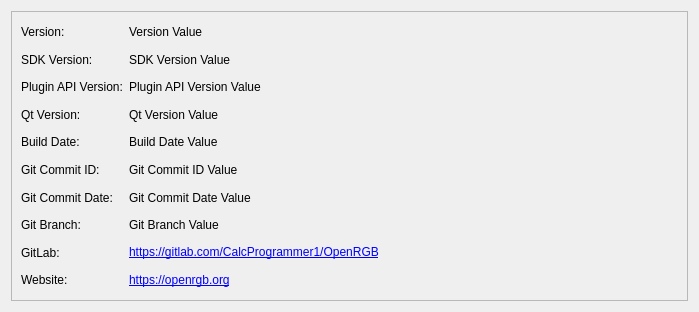
First picture: the form in qt/OpenRGBSoftwareInfoPage/OpenRGBSoftwareInfoPage.ui, repository CalcProgrammer1/OpenRGB, before the edit.
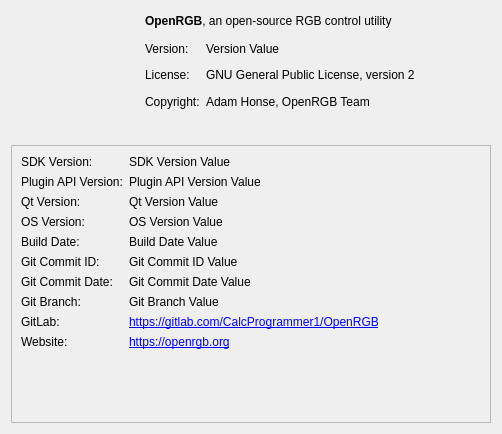
Second picture: the form after the edit. Icons and pictures are not drawn.

Commit message: Improved About page

Diff of the .ui file:
```diff
--- a/qt/OpenRGBSoftwareInfoPage/OpenRGBSoftwareInfoPage.ui
+++ b/qt/OpenRGBSoftwareInfoPage/OpenRGBSoftwareInfoPage.ui
@@ -6,8 +6,8 @@
    <rect>
     <x>0</x>
     <y>0</y>
-    <width>699</width>
-    <height>312</height>
+    <width>502</width>
+    <height>434</height>
    </rect>
   </property>
   <property name="windowTitle">
@@ -23,7 +23,7 @@
    <enum>QFrame::Sunken</enum>
   </property>
   <layout class="QGridLayout" name="gridLayout" columnstretch="0">
-   <item row="0" column="0">
+   <item row="2" column="0">
     <widget class="QFrame" name="SoftwareInfoFrame">
      <property name="autoFillBackground">
       <bool>true</bool>
@@ -35,28 +35,103 @@
       <enum>QFrame::Sunken</enum>
      </property>
      <layout class="QGridLayout" name="gridLayout_2" columnstretch="0,1">
-      <item row="2" column="1">
-       <widget class="QLabel" name="PluginAPIVersionValue">
-        <property name="text">
-         <string notr="true">Plugin API Version Value</string>
-        </property>
-       </widget>
-      </item>
       <item row="6" column="1">
+       <widget class="QLabel" name="BuildDateValue">
+        <property name="text">
+         <string notr="true">Build Date Value</string>
+        </property>
+       </widget>
+      </item>
+      <item row="8" column="1">
        <widget class="QLabel" name="GitCommitDateValue">
         <property name="text">
          <string notr="true">Git Commit Date Value</string>
         </property>
        </widget>
       </item>
+      <item row="10" column="1">
+       <widget class="QLabel" name="GitlabLinkValue">
+        <property name="text">
+         <string>&lt;a href=&quot;https://gitlab.com/CalcProgrammer1/OpenRGB&quot;&gt;https://gitlab.com/CalcProgrammer1/OpenRGB&lt;/a&gt;</string>
+        </property>
+        <property name="textFormat">
+         <enum>Qt::RichText</enum>
+        </property>
+        <property name="openExternalLinks">
+         <bool>true</bool>
+        </property>
+       </widget>
+      </item>
+      <item row="2" column="0">
+       <widget class="QLabel" name="SDKVersionLabel">
+        <property name="text">
+         <string>SDK Version:</string>
+        </property>
+       </widget>
+      </item>
+      <item row="12" column="0">
+       <spacer name="verticalSpacer">
+        <property name="orientation">
+         <enum>Qt::Vertical</enum>
+        </property>
+        <property name="sizeHint" stdset="0">
+         <size>
+          <width>20</width>
+          <height>40</height>
+         </size>
+        </property>
+       </spacer>
+      </item>
+      <item row="11" column="0">
+       <widget class="QLabel" name="WebsiteLinkLabel">
+        <property name="text">
+         <string>Website:</string>
+        </property>
+       </widget>
+      </item>
       <item row="6" column="0">
+       <widget class="QLabel" name="BuildDateLabel">
+        <property name="text">
+         <string>Build Date:</string>
+        </property>
+       </widget>
+      </item>
+      <item row="7" column="0">
+       <widget class="QLabel" name="GitCommitIDLabel">
+        <property name="text">
+         <string>Git Commit ID:</string>
+        </property>
+       </widget>
+      </item>
+      <item row="8" column="0">
        <widget class="QLabel" name="GitCommitDateLabel">
         <property name="text">
          <string>Git Commit Date:</string>
         </property>
        </widget>
       </item>
+      <item row="4" column="1">
+       <widget class="QLabel" name="QtVersionValue">
+        <property name="text">
+         <string>Qt Version Value</string>
+        </property>
+       </widget>
+      </item>
+      <item row="10" column="0">
+       <widget class="QLabel" name="GitlabLinkLabel">
+        <property name="text">
+         <string>GitLab:</string>
+        </property>
+       </widget>
+      </item>
       <item row="9" column="1">
+       <widget class="QLabel" name="GitBranchValue">
+        <property name="text">
+         <string notr="true">Git Branch Value</string>
+        </property>
+       </widget>
+      </item>
+      <item row="11" column="1">
        <widget class="QLabel" name="WebsiteLinkValue">
         <property name="text">
          <string>&lt;a href=&quot;https://openrgb.org&quot;&gt;https://openrgb.org&lt;/a&gt;</string>
@@ -69,76 +144,14 @@
         </property>
        </widget>
       </item>
-      <item row="0" column="1">
-       <widget class="QLabel" name="VersionValue">
+      <item row="3" column="1">
+       <widget class="QLabel" name="PluginAPIVersionValue">
         <property name="text">
-         <string notr="true">Version Value</string>
-        </property>
-       </widget>
-      </item>
-      <item row="3" column="0">
-       <widget class="QLabel" name="QtVersionLabel">
-        <property name="text">
-         <string>Qt Version:</string>
-        </property>
-       </widget>
-      </item>
-      <item row="4" column="1">
-       <widget class="QLabel" name="BuildDateValue">
-        <property name="text">
-         <string notr="true">Build Date Value</string>
-        </property>
-       </widget>
-      </item>
-      <item row="7" column="0">
-       <widget class="QLabel" name="GitBranchLabel">
-        <property name="text">
-         <string>Git Branch:</string>
-        </property>
-       </widget>
-      </item>
-      <item row="2" column="0">
-       <widget class="QLabel" name="PluginAPIVersionLabel">
-        <property name="text">
-         <string>Plugin API Version:</string>
-        </property>
-       </widget>
-      </item>
-      <item row="4" column="0">
-       <widget class="QLabel" name="BuildDateLabel">
-        <property name="text">
-         <string>Build Date:</string>
-        </property>
-       </widget>
-      </item>
-      <item row="8" column="1">
-       <widget class="QLabel" name="GitlabLinkValue">
-        <property name="text">
-         <string>&lt;a href=&quot;https://gitlab.com/CalcProgrammer1/OpenRGB&quot;&gt;https://gitlab.com/CalcProgrammer1/OpenRGB&lt;/a&gt;</string>
-        </property>
-        <property name="textFormat">
-         <enum>Qt::RichText</enum>
-        </property>
-        <property name="openExternalLinks">
-         <bool>true</bool>
+         <string notr="true">Plugin API Version Value</string>
         </property>
        </widget>
       </item>
       <item row="7" column="1">
-       <widget class="QLabel" name="GitBranchValue">
-        <property name="text">
-         <string notr="true">Git Branch Value</string>
-        </property>
-       </widget>
-      </item>
-      <item row="1" column="1">
-       <widget class="QLabel" name="SDKVersionValue">
-        <property name="text">
-         <string notr="true">SDK Version Value</string>
-        </property>
-       </widget>
-      </item>
-      <item row="5" column="1">
        <widget class="QLabel" name="GitCommitIDValue">
         <property name="text">
          <string notr="true">Git Commit ID Value</string>
@@ -148,51 +161,139 @@
         </property>
        </widget>
       </item>
-      <item row="5" column="0">
-       <widget class="QLabel" name="GitCommitIDLabel">
+      <item row="3" column="0">
+       <widget class="QLabel" name="PluginAPIVersionLabel">
         <property name="text">
-         <string>Git Commit ID:</string>
-        </property>
-       </widget>
-      </item>
-      <item row="8" column="0">
-       <widget class="QLabel" name="GitlabLinkLabel">
-        <property name="text">
-         <string>GitLab:</string>
-        </property>
-       </widget>
-      </item>
-      <item row="0" column="0">
-       <widget class="QLabel" name="VersionLabel">
-        <property name="text">
-         <string>Version:</string>
+         <string>Plugin API Version:</string>
         </property>
        </widget>
       </item>
       <item row="9" column="0">
-       <widget class="QLabel" name="WebsiteLinkLabel">
+       <widget class="QLabel" name="GitBranchLabel">
         <property name="text">
-         <string>Website:</string>
+         <string>Git Branch:</string>
         </property>
        </widget>
       </item>
-      <item row="1" column="0">
-       <widget class="QLabel" name="SDKVersionLabel">
+      <item row="2" column="1">
+       <widget class="QLabel" name="SDKVersionValue">
         <property name="text">
-         <string>SDK Version:</string>
+         <string notr="true">SDK Version Value</string>
         </property>
        </widget>
       </item>
-      <item row="3" column="1">
-       <widget class="QLabel" name="QtVersionValue">
+      <item row="4" column="0">
+       <widget class="QLabel" name="QtVersionLabel">
         <property name="text">
-         <string>Qt Version Value</string>
+         <string>Qt Version:</string>
+        </property>
+       </widget>
+      </item>
+      <item row="5" column="0">
+       <widget class="QLabel" name="OsVersionLabel">
+        <property name="text">
+         <string>OS Version:</string>
+        </property>
+       </widget>
+      </item>
+      <item row="5" column="1">
+       <widget class="QLabel" name="OsVersionValue">
+        <property name="text">
+         <string>OS Version Value</string>
         </property>
        </widget>
       </item>
      </layout>
     </widget>
    </item>
+   <item row="0" column="0">
+    <layout class="QGridLayout" name="gridLayout_3">
+     <item row="1" column="1">
+      <widget class="QLabel" name="VersionLabel">
+       <property name="text">
+        <string>Version:</string>
+       </property>
+      </widget>
+     </item>
+     <item row="2" column="2">
+      <widget class="QLabel" name="LicenseValue">
+       <property name="text">
+        <string>GNU General Public License, version 2</string>
+       </property>
+      </widget>
+     </item>
+     <item row="1" column="2">
+      <widget class="QLabel" name="VersionValue">
+       <property name="text">
+        <string notr="true">Version Value</string>
+       </property>
+      </widget>
+     </item>
+     <item row="2" column="1">
+      <widget class="QLabel" name="LicenseLabel">
+       <property name="text">
+        <string>License:</string>
+       </property>
+      </widget>
+     </item>
+     <item row="0" column="0" rowspan="5">
+      <widget class="QLabel" name="IconLabel">
+       <property name="minimumSize">
+        <size>
+         <width>128</width>
+         <height>128</height>
+        </size>
+       </property>
+       <property name="text">
+        <string/>
+       </property>
+       <property name="pixmap">
+        <pixmap resource="../resources.qrc">:/org.openrgb.OpenRGB.png</pixmap>
+       </property>
+       <property name="scaledContents">
+        <bool>false</bool>
+       </property>
+       <property name="alignment">
+        <set>Qt::AlignCenter</set>
+       </property>
+      </widget>
+     </item>
+     <item row="3" column="1">
+      <widget class="QLabel" name="CopyrightLabel">
+       <property name="text">
+        <string>Copyright:</string>
+       </property>
+      </widget>
+     </item>
+     <item row="3" column="2">
+      <widget class="QLabel" name="CopyrightValue">
+       <property name="text">
+        <string>Adam Honse, OpenRGB Team</string>
+       </property>
+      </widget>
+     </item>
+     <item row="2" column="3">
+      <spacer name="horizontalSpacer">
+       <property name="orientation">
+        <enum>Qt::Horizontal</enum>
+       </property>
+       <property name="sizeHint" stdset="0">
+        <size>
+         <width>40</width>
+         <height>20</height>
+        </size>
+       </property>
+      </spacer>
+     </item>
+     <item row="0" column="1" colspan="3">
+      <widget class="QLabel" name="ProjectDescriptionLabel">
+       <property name="text">
+        <string>&lt;b&gt;OpenRGB&lt;/b&gt;, an open-source RGB control utility</string>
+       </property>
+      </widget>
+     </item>
+    </layout>
+   </item>
   </layout>
  </widget>
  <resources/>
```
Left out of the diff: 4 changed lines with no effect on the pictures. The commit also changes 3 other files.
